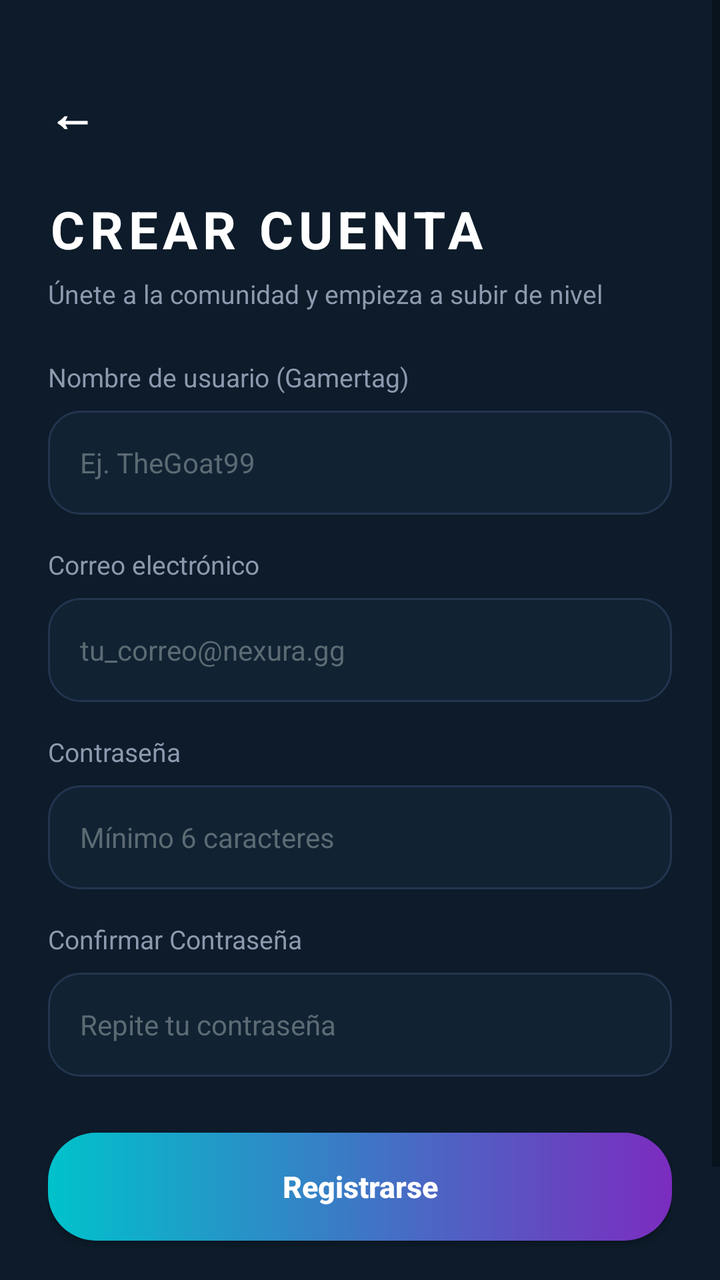
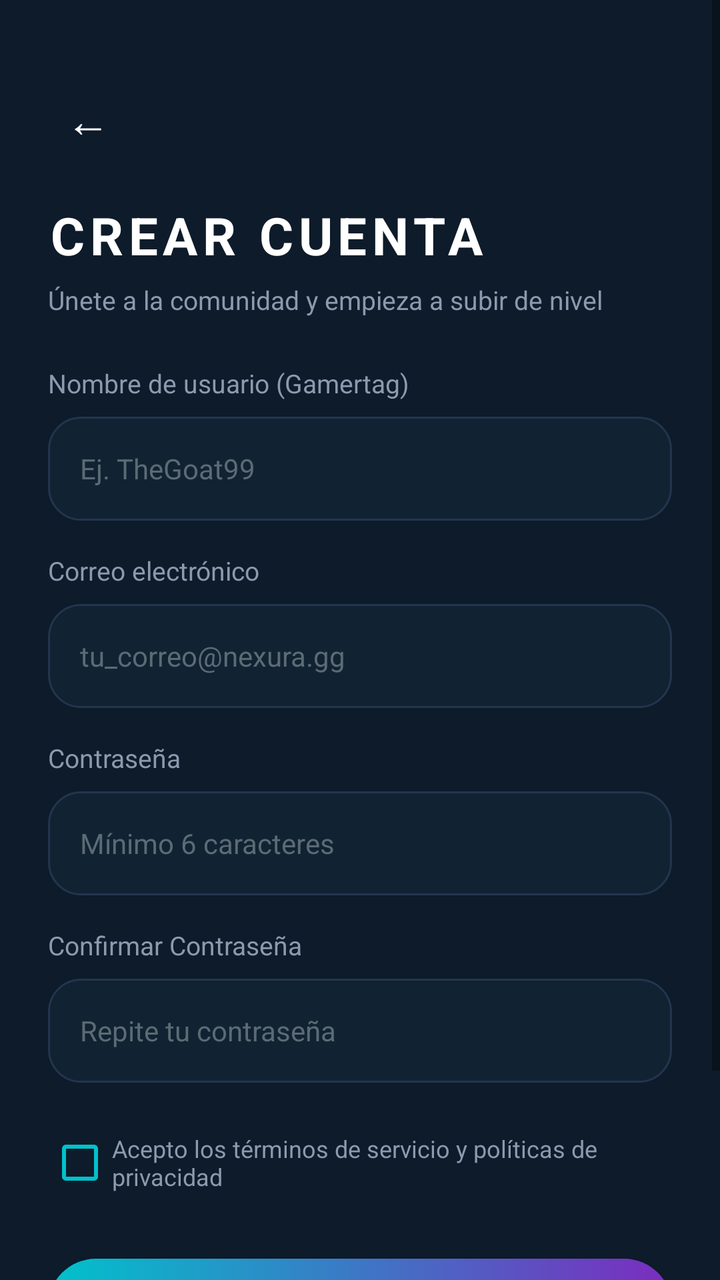

Screens rendered from an Android XML layout before and after an edit, with the pre-edit source and the edit as a unified diff.
<!-- AndroidManifest.xml: application theme Theme.Nexura -->
<!-- res/layout/activity_registro.xml -->
<?xml version="1.0" encoding="utf-8"?>
<ScrollView xmlns:android="http://schemas.android.com/apk/res/android"
    xmlns:app="http://schemas.android.com/apk/res-auto"
    xmlns:tools="http://schemas.android.com/tools"
    android:layout_width="match_parent"
    android:layout_height="match_parent"
    android:background="@color/bg_dark"
    android:fillViewport="true"
    tools:context=".ui.Registro">

    <androidx.constraintlayout.widget.ConstraintLayout
        android:layout_width="match_parent"
        android:layout_height="wrap_content"
        android:padding="24dp">

        <TextView
            android:id="@+id/btnBackRegister"
            android:layout_width="wrap_content"
            android:layout_height="wrap_content"
            android:layout_marginTop="16dp"
            android:text="←"
            android:textColor="@color/text_white"
            android:textSize="24sp"
            android:textStyle="bold"
            app:layout_constraintStart_toStartOf="parent"
            app:layout_constraintTop_toTopOf="parent" />

        <TextView
            android:id="@+id/tvRegisterTitle"
            android:layout_width="wrap_content"
            android:layout_height="wrap_content"
            android:layout_marginTop="24dp"
            android:text="CREAR CUENTA"
            android:textColor="@color/text_white"
            android:textSize="26sp"
            android:textStyle="bold"
            android:letterSpacing="0.1"
            app:layout_constraintStart_toStartOf="parent"
            app:layout_constraintTop_toBottomOf="@id/btnBackRegister" />

        <TextView
            android:id="@+id/tvRegisterSubtitle"
            android:layout_width="wrap_content"
            android:layout_height="wrap_content"
            android:layout_marginTop="6dp"
            android:text="Únete a la comunidad y empieza a subir de nivel"
            android:textColor="@color/text_gray"
            android:textSize="13sp"
            app:layout_constraintStart_toStartOf="parent"
            app:layout_constraintTop_toBottomOf="@id/tvRegisterTitle" />

        
        <TextView
            android:id="@+id/tvLabelUsername"
            android:layout_width="wrap_content"
            android:layout_height="wrap_content"
            android:layout_marginTop="24dp"
            android:text="Nombre de usuario (Gamertag)"
            android:textColor="@color/text_gray"
            android:textSize="13sp"
            app:layout_constraintStart_toStartOf="parent"
            app:layout_constraintTop_toBottomOf="@id/tvRegisterSubtitle" />

        <EditText
            android:id="@+id/etRegisterUsername"
            android:layout_width="0dp"
            android:layout_height="52dp"
            android:layout_marginTop="8dp"
            android:background="@drawable/input"
            android:hint="Ej. TheGoat99"
            android:inputType="textPersonName"
            android:paddingHorizontal="16dp"
            android:textColor="@color/text_white"
            android:textColorHint="@color/text_hint"
            android:textSize="14sp"
            app:layout_constraintEnd_toEndOf="parent"
            app:layout_constraintStart_toStartOf="parent"
            app:layout_constraintTop_toBottomOf="@id/tvLabelUsername" />

        
        <TextView
            android:id="@+id/tvLabelRegEmail"
            android:layout_width="wrap_content"
            android:layout_height="wrap_content"
            android:layout_marginTop="16dp"
            android:text="Correo electrónico"
            android:textColor="@color/text_gray"
            android:textSize="13sp"
            app:layout_constraintStart_toStartOf="parent"
            app:layout_constraintTop_toBottomOf="@id/etRegisterUsername" />

        <EditText
            android:id="@+id/etRegisterEmail"
            android:layout_width="0dp"
            android:layout_height="52dp"
            android:layout_marginTop="8dp"
            android:background="@drawable/input"
            android:hint="tu_correo@nexura.gg"
            android:inputType="textEmailAddress"
            android:paddingHorizontal="16dp"
            android:textColor="@color/text_white"
            android:textColorHint="@color/text_hint"
            android:textSize="14sp"
            app:layout_constraintEnd_toEndOf="parent"
            app:layout_constraintStart_toStartOf="parent"
            app:layout_constraintTop_toBottomOf="@id/tvLabelRegEmail" />

        
        <TextView
            android:id="@+id/tvLabelRegPass"
            android:layout_width="wrap_content"
            android:layout_height="wrap_content"
            android:layout_marginTop="16dp"
            android:text="Contraseña"
            android:textColor="@color/text_gray"
            android:textSize="13sp"
            app:layout_constraintStart_toStartOf="parent"
            app:layout_constraintTop_toBottomOf="@id/etRegisterEmail" />

        <EditText
            android:id="@+id/etRegisterPassword"
            android:layout_width="0dp"
            android:layout_height="52dp"
            android:layout_marginTop="8dp"
            android:background="@drawable/input"
            android:hint="Mínimo 6 caracteres"
            android:inputType="textPassword"
            android:paddingHorizontal="16dp"
            android:textColor="@color/text_white"
            android:textColorHint="@color/text_hint"
            android:textSize="14sp"
            app:layout_constraintEnd_toEndOf="parent"
            app:layout_constraintStart_toStartOf="parent"
            app:layout_constraintTop_toBottomOf="@id/tvLabelRegPass" />

        
        <TextView
            android:id="@+id/tvLabelConfirmPass"
            android:layout_width="wrap_content"
            android:layout_height="wrap_content"
            android:layout_marginTop="16dp"
            android:text="Confirmar Contraseña"
            android:textColor="@color/text_gray"
            android:textSize="13sp"
            app:layout_constraintStart_toStartOf="parent"
            app:layout_constraintTop_toBottomOf="@id/etRegisterPassword" />

        <EditText
            android:id="@+id/etConfirmPassword"
            android:layout_width="0dp"
            android:layout_height="52dp"
            android:layout_marginTop="8dp"
            android:background="@drawable/input"
            android:hint="Repite tu contraseña"
            android:inputType="textPassword"
            android:paddingHorizontal="16dp"
            android:textColor="@color/text_white"
            android:textColorHint="@color/text_hint"
            android:textSize="14sp"
            app:layout_constraintEnd_toEndOf="parent"
            app:layout_constraintStart_toStartOf="parent"
            app:layout_constraintTop_toBottomOf="@id/tvLabelConfirmPass" />

        
        <androidx.appcompat.widget.AppCompatButton
            android:id="@+id/btnDoRegister"
            android:layout_width="0dp"
            android:layout_height="54dp"
            android:layout_marginTop="28dp"
            android:background="@drawable/boton_gradiante"
            android:text="Registrarse"
            android:textAllCaps="false"
            android:textColor="@color/text_white"
            android:textSize="15sp"
            android:textStyle="bold"
            app:layout_constraintEnd_toEndOf="parent"
            app:layout_constraintStart_toStartOf="parent"
            app:layout_constraintTop_toBottomOf="@id/etConfirmPassword" />

        
        <TextView
            android:id="@+id/tvBackToLogin"
            android:layout_width="wrap_content"
            android:layout_height="wrap_content"
            android:layout_marginTop="24dp"
            android:layout_marginBottom="16dp"
            android:text="¿Ya tienes cuenta? Inicia Sesión"
            android:textColor="@color/neon_cyan"
            android:textSize="13sp"
            app:layout_constraintBottom_toBottomOf="parent"
            app:layout_constraintEnd_toEndOf="parent"
            app:layout_constraintStart_toStartOf="parent"
            app:layout_constraintTop_toBottomOf="@id/btnDoRegister" />

    </androidx.constraintlayout.widget.ConstraintLayout>
</ScrollView>
<!-- resources referenced by this layout -->
<resources>
  <color name="bg_dark">#0D1B2A</color>
  <color name="neon_cyan">#00C2CB</color>
  <color name="text_gray">#8D99AE</color>
  <color name="text_hint">#5C6B73</color>
  <color name="text_white">#FFFFFF</color>
  <!-- drawable boton_gradiante (drawable) -->
  <?xml version="1.0" encoding="utf-8"?>
  <shape xmlns:android="http://schemas.android.com/apk/res/android"
      android:shape="rectangle">
      <gradient
          android:startColor="#00C2CB"
          android:endColor="#7B2CBF"
          android:angle="0" />
      <corners android:radius="24dp" />
  </shape>
  <!-- drawable input (drawable) -->
  <?xml version="1.0" encoding="utf-8"?>
  <shape xmlns:android="http://schemas.android.com/apk/res/android"
      android:shape="rectangle">
      <solid android:color="@color/input_bg" />
      <stroke
          android:width="1dp"
          android:color="#23354E" />
      <corners android:radius="16dp" />
  </shape>
  <style name="Theme.Nexura" parent="Theme.MaterialComponents.DayNight.DarkActionBar">
          
          <item name="colorPrimary">@color/purple_500</item>
          <item name="colorPrimaryVariant">@color/purple_700</item>
          <item name="colorOnPrimary">@color/white</item>
          
          <item name="colorSecondary">@color/teal_200</item>
          <item name="colorSecondaryVariant">@color/teal_700</item>
          <item name="colorOnSecondary">@color/black</item>
          
          <item name="android:statusBarColor">?attr/colorPrimaryVariant</item>
          
      </style>
  <color name="input_bg">#112233</color>
  <color name="purple_500">#FF6200EE</color>
  <color name="purple_700">#FF3700B3</color>
  <color name="white">#FFFFFFFF</color>
  <color name="teal_200">#FF03DAC5</color>
  <color name="teal_700">#FF018786</color>
  <color name="black">#FF000000</color>
</resources>

<!-- the commit's change to res/layout/activity_registro.xml (unified diff, before → after) -->
@@ -15,13 +15,13 @@
 
         <TextView
             android:id="@+id/btnBackRegister"
-            android:layout_width="wrap_content"
-            android:layout_height="wrap_content"
-            android:layout_marginTop="16dp"
+            android:layout_width="40dp"
+            android:layout_height="40dp"
+            android:layout_marginTop="16dp"
+            android:gravity="center"
             android:text="←"
             android:textColor="@color/text_white"
-            android:textSize="24sp"
-            android:textStyle="bold"
+            android:textSize="22sp"
             app:layout_constraintStart_toStartOf="parent"
             app:layout_constraintTop_toTopOf="parent" />
 
@@ -29,12 +29,12 @@
             android:id="@+id/tvRegisterTitle"
             android:layout_width="wrap_content"
             android:layout_height="wrap_content"
-            android:layout_marginTop="24dp"
+            android:layout_marginTop="20dp"
+            android:letterSpacing="0.1"
             android:text="CREAR CUENTA"
             android:textColor="@color/text_white"
             android:textSize="26sp"
             android:textStyle="bold"
-            android:letterSpacing="0.1"
             app:layout_constraintStart_toStartOf="parent"
             app:layout_constraintTop_toBottomOf="@id/btnBackRegister" />
 
@@ -62,7 +62,7 @@
             app:layout_constraintTop_toBottomOf="@id/tvRegisterSubtitle" />
 
         <EditText
-            android:id="@+id/etRegisterUsername"
+            android:id="@+id/etRegGamertag"
             android:layout_width="0dp"
             android:layout_height="52dp"
             android:layout_marginTop="8dp"
@@ -87,10 +87,10 @@
             android:textColor="@color/text_gray"
             android:textSize="13sp"
             app:layout_constraintStart_toStartOf="parent"
-            app:layout_constraintTop_toBottomOf="@id/etRegisterUsername" />
-
-        <EditText
-            android:id="@+id/etRegisterEmail"
+            app:layout_constraintTop_toBottomOf="@id/etRegGamertag" />
+
+        <EditText
+            android:id="@+id/etRegEmail"
             android:layout_width="0dp"
             android:layout_height="52dp"
             android:layout_marginTop="8dp"
@@ -115,10 +115,10 @@
             android:textColor="@color/text_gray"
             android:textSize="13sp"
             app:layout_constraintStart_toStartOf="parent"
-            app:layout_constraintTop_toBottomOf="@id/etRegisterEmail" />
-
-        <EditText
-            android:id="@+id/etRegisterPassword"
+            app:layout_constraintTop_toBottomOf="@id/etRegEmail" />
+
+        <EditText
+            android:id="@+id/etRegPassword"
             android:layout_width="0dp"
             android:layout_height="52dp"
             android:layout_marginTop="8dp"
@@ -143,10 +143,10 @@
             android:textColor="@color/text_gray"
             android:textSize="13sp"
             app:layout_constraintStart_toStartOf="parent"
-            app:layout_constraintTop_toBottomOf="@id/etRegisterPassword" />
-
-        <EditText
-            android:id="@+id/etConfirmPassword"
+            app:layout_constraintTop_toBottomOf="@id/etRegPassword" />
+
+        <EditText
+            android:id="@+id/etRegConfirmPassword"
             android:layout_width="0dp"
             android:layout_height="52dp"
             android:layout_marginTop="8dp"
@@ -162,24 +162,38 @@
             app:layout_constraintTop_toBottomOf="@id/tvLabelConfirmPass" />
 
         
+        <CheckBox
+            android:id="@+id/cbTerms"
+            android:layout_width="0dp"
+            android:layout_height="wrap_content"
+            android:layout_marginTop="16dp"
+            android:buttonTint="@color/neon_cyan"
+            android:text="Acepto los términos de servicio y políticas de privacidad"
+            android:textColor="@color/text_gray"
+            android:textSize="12sp"
+            app:layout_constraintEnd_toEndOf="parent"
+            app:layout_constraintStart_toStartOf="parent"
+            app:layout_constraintTop_toBottomOf="@id/etRegConfirmPassword" />
+
+        
         <androidx.appcompat.widget.AppCompatButton
-            android:id="@+id/btnDoRegister"
+            android:id="@+id/btnRegisterAction"
             android:layout_width="0dp"
             android:layout_height="54dp"
-            android:layout_marginTop="28dp"
+            android:layout_marginTop="24dp"
             android:background="@drawable/boton_gradiante"
-            android:text="Registrarse"
+            android:text="Crear Cuenta"
             android:textAllCaps="false"
             android:textColor="@color/text_white"
             android:textSize="15sp"
             android:textStyle="bold"
             app:layout_constraintEnd_toEndOf="parent"
             app:layout_constraintStart_toStartOf="parent"
-            app:layout_constraintTop_toBottomOf="@id/etConfirmPassword" />
-
-        
-        <TextView
-            android:id="@+id/tvBackToLogin"
+            app:layout_constraintTop_toBottomOf="@id/cbTerms" />
+
+        
+        <TextView
+            android:id="@+id/tvGoLogin"
             android:layout_width="wrap_content"
             android:layout_height="wrap_content"
             android:layout_marginTop="24dp"
@@ -190,7 +204,7 @@
             app:layout_constraintBottom_toBottomOf="parent"
             app:layout_constraintEnd_toEndOf="parent"
             app:layout_constraintStart_toStartOf="parent"
-            app:layout_constraintTop_toBottomOf="@id/btnDoRegister" />
+            app:layout_constraintTop_toBottomOf="@id/btnRegisterAction" />
 
     </androidx.constraintlayout.widget.ConstraintLayout>
 </ScrollView>
